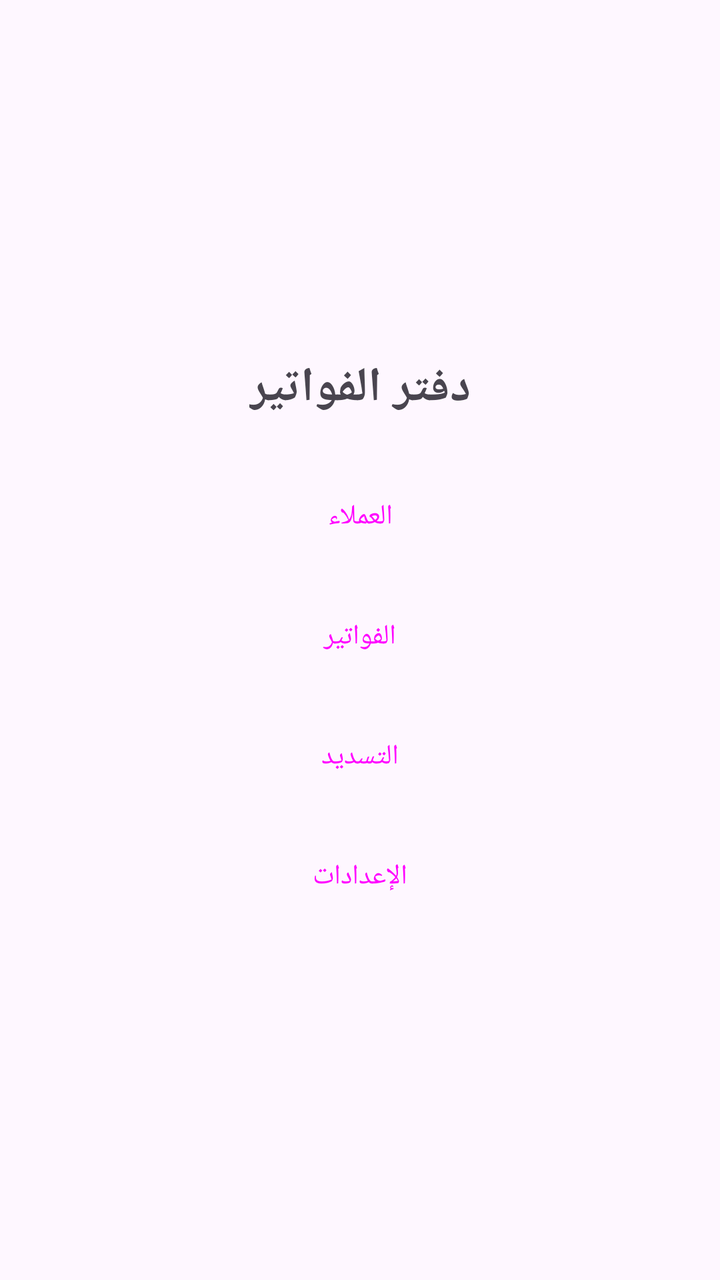
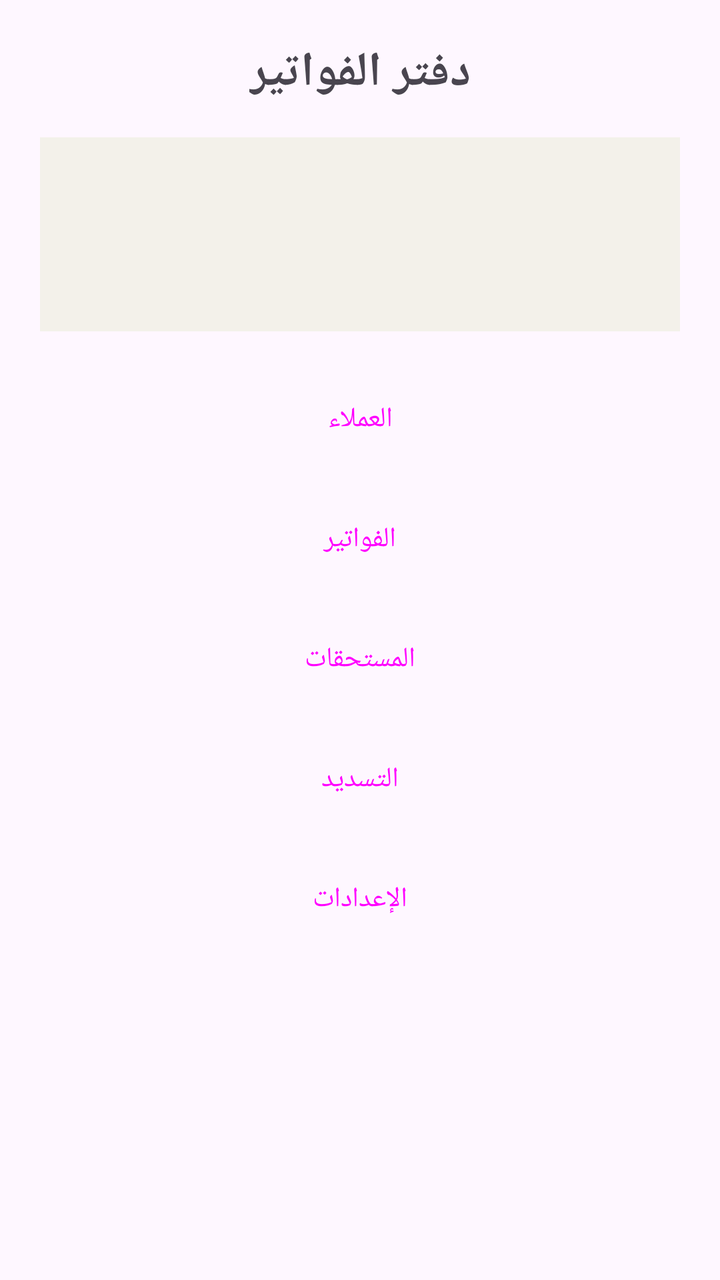

Before-and-after screenshots of an Android layout around one commit, followed by the original layout XML and the change that was made.
<!-- AndroidManifest.xml: application theme Theme.InvoiceManager -->
<!-- res/layout/activity_main.xml -->
<?xml version="1.0" encoding="utf-8"?>
<LinearLayout xmlns:android="http://schemas.android.com/apk/res/android"
    android:layout_width="match_parent"
    android:layout_height="match_parent"
    android:orientation="vertical"
    android:padding="20dp"
    android:gravity="center">

    <TextView
        android:id="@+id/title"
        android:layout_width="wrap_content"
        android:layout_height="wrap_content"
        android:text="@string/app_name"
        android:textSize="24sp"
        android:textStyle="bold"
        android:layout_marginBottom="24dp" />

    <Button android:id="@+id/btnCustomers" style="@style/Widget.Material3.Button"
        android:layout_width="match_parent" android:layout_height="wrap_content"
        android:layout_marginBottom="12dp" android:text="@string/nav_customers" />

    <Button android:id="@+id/btnInvoices" style="@style/Widget.Material3.Button"
        android:layout_width="match_parent" android:layout_height="wrap_content"
        android:layout_marginBottom="12dp" android:text="@string/nav_invoices" />

    <Button android:id="@+id/btnSettlements" style="@style/Widget.Material3.Button"
        android:layout_width="match_parent" android:layout_height="wrap_content"
        android:layout_marginBottom="12dp" android:text="@string/nav_settlements" />

    <Button android:id="@+id/btnSettings" style="@style/Widget.Material3.Button"
        android:layout_width="match_parent" android:layout_height="wrap_content"
        android:text="@string/nav_settings" />

</LinearLayout>
<!-- resources referenced by this layout -->
<resources>
  <string name="app_name">دفتر الفواتير</string>
  <string name="nav_customers">العملاء</string>
  <string name="nav_invoices">الفواتير</string>
  <string name="nav_settings">الإعدادات</string>
  <string name="nav_settlements">التسديد</string>
  <style name="Theme.InvoiceManager" parent="Theme.Material3.DayNight.NoActionBar">
          <item name="colorPrimary">#2F6F5E</item>
          <item name="colorPrimaryVariant">#234F42</item>
          <item name="colorOnPrimary">#FFFFFF</item>
      </style>
</resources>

<!-- the commit's change to res/layout/activity_main.xml (unified diff, before → after) -->
@@ -1,10 +1,13 @@
 <?xml version="1.0" encoding="utf-8"?>
-<LinearLayout xmlns:android="http://schemas.android.com/apk/res/android"
+<ScrollView xmlns:android="http://schemas.android.com/apk/res/android"
     android:layout_width="match_parent"
-    android:layout_height="match_parent"
+    android:layout_height="match_parent">
+
+<LinearLayout
+    android:layout_width="match_parent"
+    android:layout_height="wrap_content"
     android:orientation="vertical"
-    android:padding="20dp"
-    android:gravity="center">
+    android:padding="20dp">
 
     <TextView
         android:id="@+id/title"
@@ -13,7 +16,41 @@
         android:text="@string/app_name"
         android:textSize="24sp"
         android:textStyle="bold"
-        android:layout_marginBottom="24dp" />
+        android:layout_gravity="center"
+        android:layout_marginBottom="16dp" />
+
+    
+    <LinearLayout
+        android:id="@+id/summaryCard"
+        android:layout_width="match_parent"
+        android:layout_height="wrap_content"
+        android:orientation="vertical"
+        android:background="#F3F1EA"
+        android:padding="16dp"
+        android:layout_marginBottom="20dp">
+
+        <TextView
+            android:id="@+id/textSummaryCounts"
+            android:layout_width="match_parent"
+            android:layout_height="wrap_content"
+            android:textSize="13sp" />
+
+        <TextView
+            android:id="@+id/textSummarySales"
+            android:layout_width="match_parent"
+            android:layout_height="wrap_content"
+            android:textSize="13sp"
+            android:layout_marginTop="6dp" />
+
+        <TextView
+            android:id="@+id/textSummaryDues"
+            android:layout_width="match_parent"
+            android:layout_height="wrap_content"
+            android:textSize="13sp"
+            android:textStyle="bold"
+            android:layout_marginTop="6dp" />
+
+    </LinearLayout>
 
     <Button android:id="@+id/btnCustomers" style="@style/Widget.Material3.Button"
         android:layout_width="match_parent" android:layout_height="wrap_content"
@@ -23,7 +60,11 @@
         android:layout_width="match_parent" android:layout_height="wrap_content"
         android:layout_marginBottom="12dp" android:text="@string/nav_invoices" />
 
-    <Button android:id="@+id/btnSettlements" style="@style/Widget.Material3.Button"
+    <Button android:id="@+id/btnDues" style="@style/Widget.Material3.Button"
+        android:layout_width="match_parent" android:layout_height="wrap_content"
+        android:layout_marginBottom="12dp" android:text="@string/nav_dues" />
+
+    <Button android:id="@+id/btnSettlements" style="@style/Widget.Material3.Button.OutlinedButton"
         android:layout_width="match_parent" android:layout_height="wrap_content"
         android:layout_marginBottom="12dp" android:text="@string/nav_settlements" />
 
@@ -32,3 +73,4 @@
         android:text="@string/nav_settings" />
 
 </LinearLayout>
+</ScrollView>
<!-- resource entries referenced after the edit -->
@@ -2,6 +2,7 @@
 <resources>
   <string name="app_name">دفتر الفواتير</string>
   <string name="nav_customers">العملاء</string>
+  <string name="nav_dues">المستحقات</string>
   <string name="nav_invoices">الفواتير</string>
   <string name="nav_settings">الإعدادات</string>
   <string name="nav_settlements">التسديد</string>
